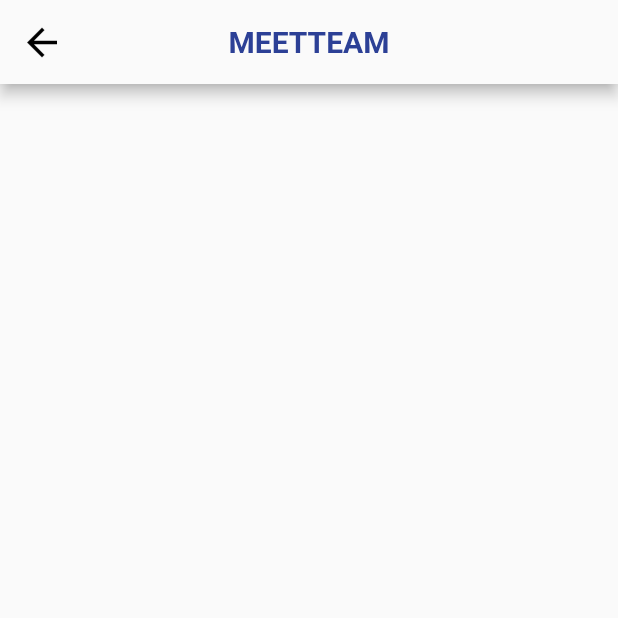
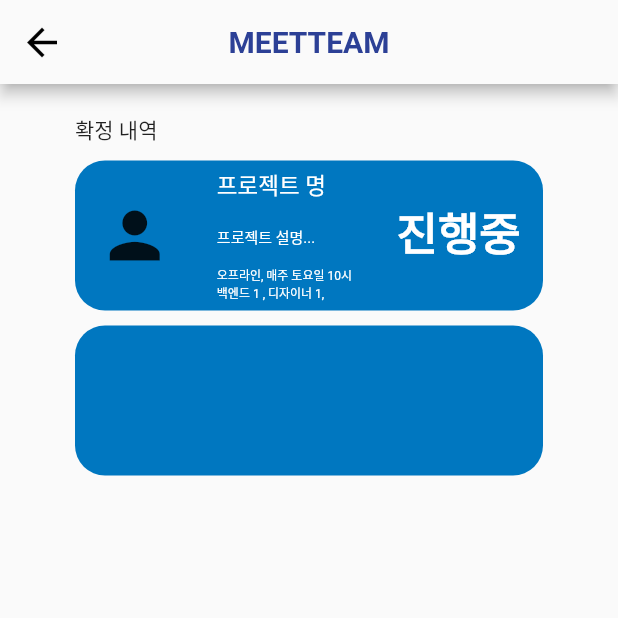
Before and after one commit to computerteam9/MEETEAM, a Flutter app: the ProjectListPage screen opened directly, on a phone screen of 412 x 824 dp, the top half of it. Run offline on Flutter 3.47's test engine with Material 2 defaults, Android fonts, the phone set to English and light mode, and no system bars.

Commit message:
추가 : 확정 내역

```diff
--- a/lib/ProjectListPage.dart
+++ b/lib/ProjectListPage.dart
@@ -1,5 +1,6 @@
 import 'package:flutter/material.dart';
 import 'package:meetteam/Appbar1.dart';
+import 'package:meetteam/Color.dart';
 
 
 class ProjectListPage extends StatefulWidget {
@@ -14,6 +15,75 @@
   Widget build(BuildContext context) {
     return Scaffold(
       appBar: BaseAppBar2(key: UniqueKey(), appBar: AppBar()),
+      body: Column(children: [
+        Container(
+            margin: const EdgeInsets.fromLTRB(50, 20, 50, 10),
+            child: Column(
+              crossAxisAlignment: CrossAxisAlignment.start,
+              children: [
+                const Text(
+                  "확정 내역"),
+                Column(children: [
+                  Container(
+                    margin: EdgeInsets.only(top: 10),
+                    height: 100,
+                    decoration: BoxDecoration(
+                      color: CustomColor.color3,
+                      borderRadius: BorderRadius.circular(20)),
+                      child: Row(
+                        mainAxisAlignment: MainAxisAlignment.spaceAround,
+                        children: <Widget>[
+                          const ClipOval(
+                            child: Icon(
+                              Icons.person,
+                              size: 50,
+                            ),
+                          ),
+                          Column(
+                            mainAxisAlignment: MainAxisAlignment.spaceAround,
+                            crossAxisAlignment: CrossAxisAlignment.start,
+                            children: const [
+                              Text(
+                                "프로젝트 명",
+                                style:
+                                TextStyle(fontSize: 15, color: Colors.white),
+                              ),
+                              Text(
+                                "프로젝트 설명...",
+                                style: TextStyle(
+                                    height: 2, fontSize: 10, color: Colors.white),
+                              ),
+                              Text(
+                                "오프라인, 매주 토요일 10시\n백엔드 1 , 디자이너 1,",
+                                style:
+                                TextStyle(fontSize: 8, color: Colors.white),
+                              ),
+                            ],
+                          ),
+                          const Text(
+                            "진행중",
+                            style: TextStyle(
+                                height: 1.2,
+                                fontWeight: FontWeight.bold,
+                                fontSize: 30,
+                                color: Colors.white),
+                          )
+                        ],
+                      )
+                ),
+                  Container(
+                    margin: EdgeInsets.only(top: 10),
+                    height: 100,
+                    decoration: BoxDecoration(
+                        color: CustomColor.color3,
+                        borderRadius: BorderRadius.circular(20)),
+                  ),
+              ],),
+            ],
+            )
+        ),
+
+      ])
     );
   }
 }
```
